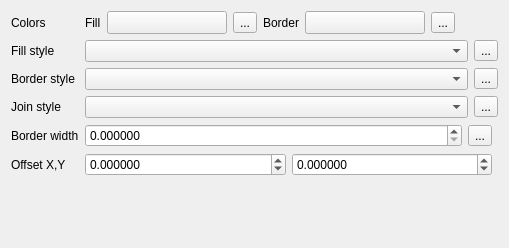
This is src/ui/symbollayer/widget_simplefill.ui in carsmie/QGIS as Qt 5 draws it before an edit. The edited form follows.
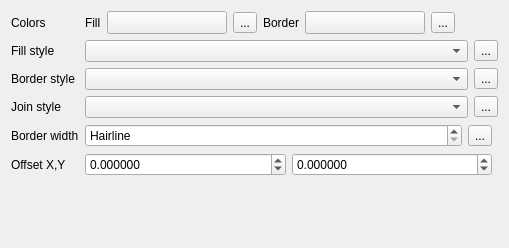
This is the edited form. Custom widgets are drawn as their Qt base class.

Diff of the .ui file:
```diff
--- a/src/ui/symbollayer/widget_simplefill.ui
+++ b/src/ui/symbollayer/widget_simplefill.ui
@@ -219,6 +219,9 @@
          <verstretch>0</verstretch>
         </sizepolicy>
        </property>
+       <property name="specialValueText">
+        <string>Hairline</string>
+       </property>
        <property name="decimals">
         <number>6</number>
        </property>
```
Left out of the diff: 8 changed lines with no effect on the pictures.
